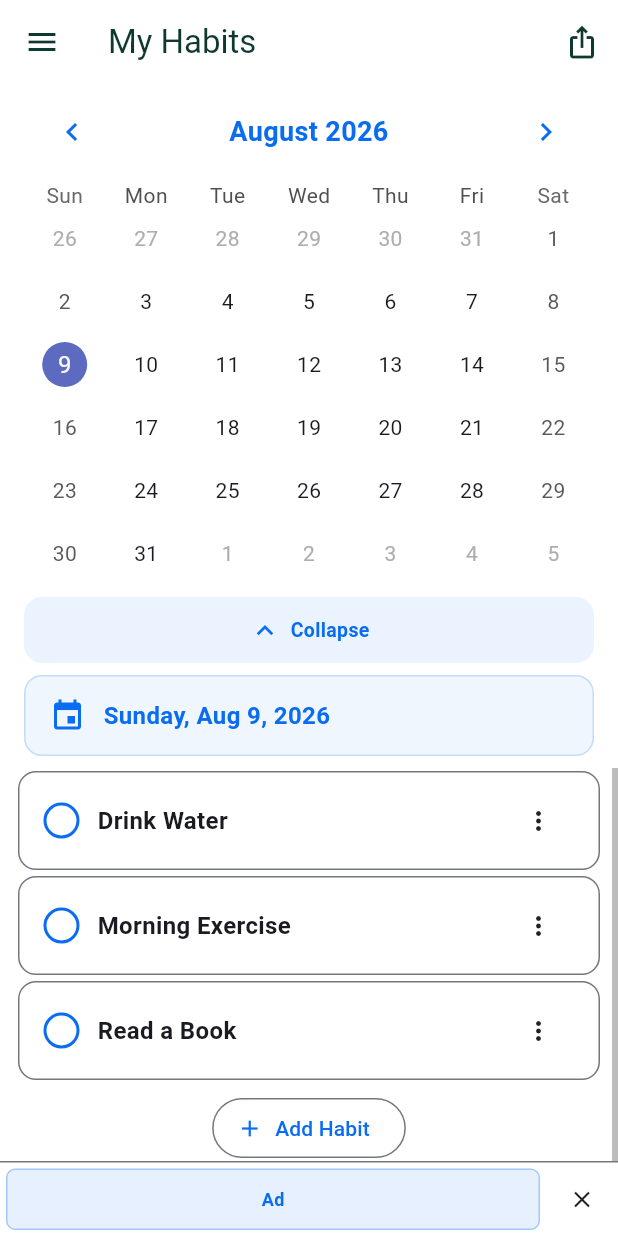
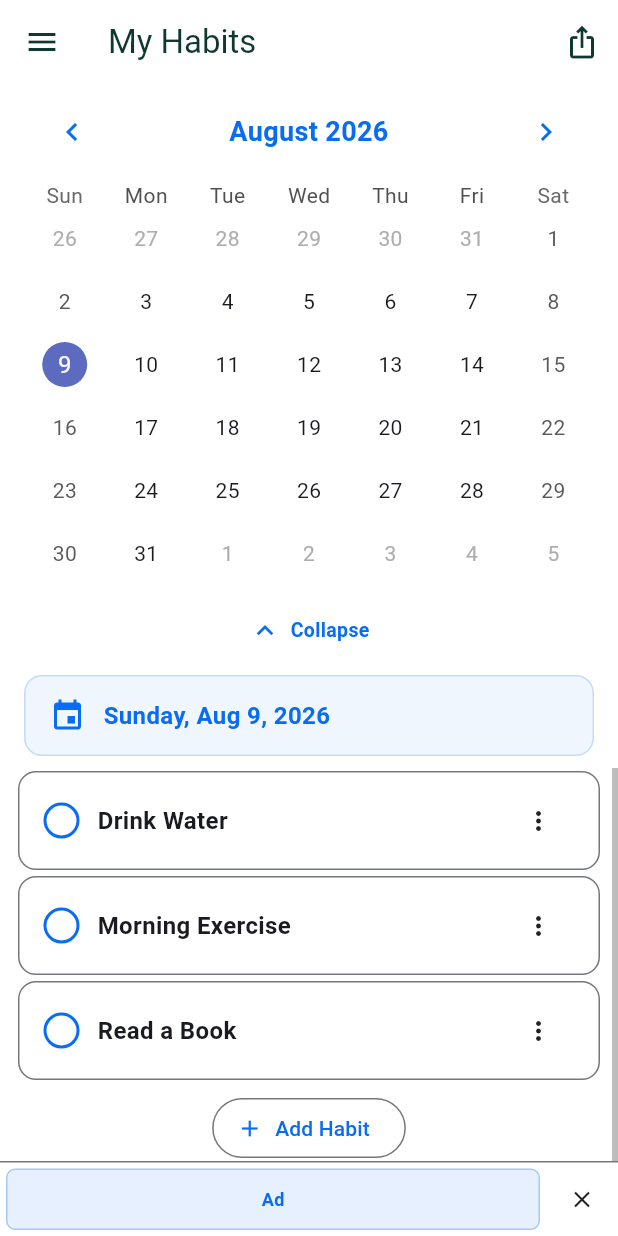
Before and after one commit to ahgnodmik/Habittab, a Flutter app: the screen it shows after launch, on a phone screen of 412 x 824 dp. Run offline on Flutter 3.47's test engine with Material 3 defaults, Android fonts, the phone set to English and light mode, and no system bars; drawn by our look-alikes of table_calendar; our stand-ins replace google_mobile_ads, package_info_plus, share_plus, shared_preferences; missing offline and left inert: home_widget; network calls fail.

Commit message:
Remove calendar handle background fill
Drop the light-blue pill fill; keep the chevron+label, padding separation,
and 44px tap height. Transparent InkWell still toggles reliably (verified
on device: collapse and expand both work).

Co-Authored-By: Claude Fable 5 <noreply@anthropic.com>

```diff
--- a/lib/pages/habit_list_page.dart
+++ b/lib/pages/habit_list_page.dart
@@ -850,7 +850,7 @@ class _HabitListPageState extends State<HabitListPage>
     return Padding(
       padding: const EdgeInsets.fromLTRB(16, 8, 16, 8),
       child: Material(
-        color: kPointColor.withValues(alpha: 0.08),
+        color: Colors.transparent,
         borderRadius: BorderRadius.circular(12),
         child: InkWell(
           borderRadius: BorderRadius.circular(12),
```
